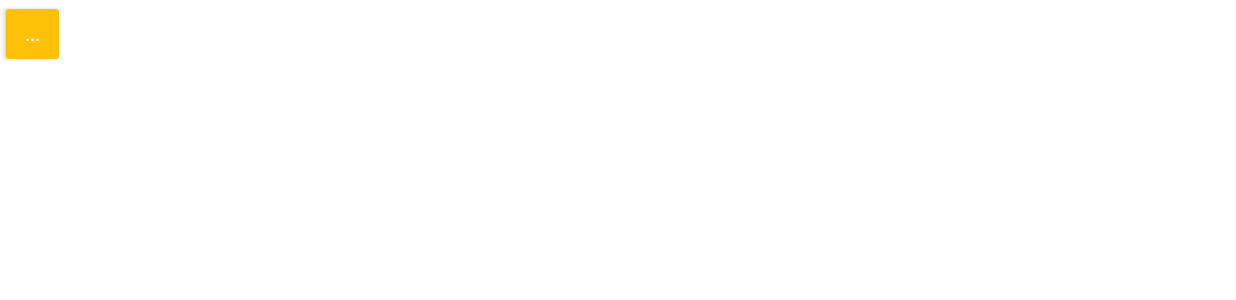
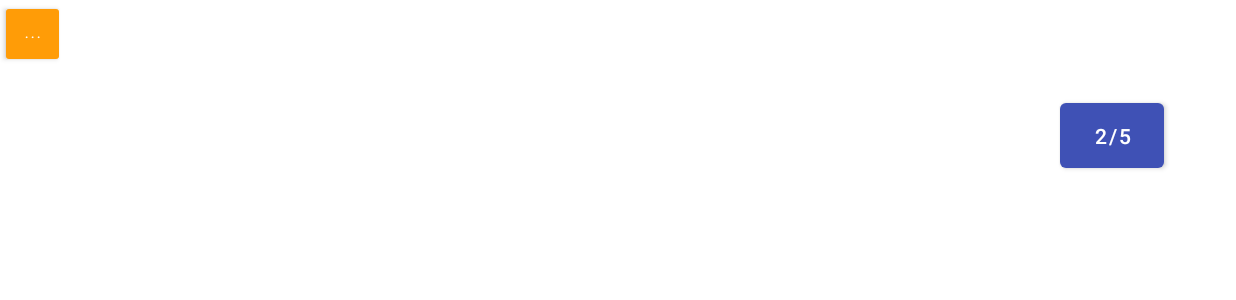
Before and after one commit to RayaLitova/AndroidGame, an Android app: the screen it shows after launch (MainActivity), on a phone screen of 824 x 412 dp (held sideways). Shown: the top 300 px of the screen. Run offline under Robolectric (Android 15) with nearby library versions, the phone set to English and light mode, and no system bars; libraries missing offline, so code that uses them is left out: androidx.constraintlayout.solver.

Commit message:
Pochti gotova kushta i podobreniq

```diff
--- a/app/src/main/res/layout/activity_main.xml
+++ b/app/src/main/res/layout/activity_main.xml
@@ -14,10 +14,10 @@
         style="@style/Widget.AppCompat.Button.Small"
         android:layout_width="43dp"
         android:layout_height="45dp"
-        android:text="..."
-        android:textSize="12sp"
+        android:text=". . ."
+        android:textSize="8sp"
         android:visibility="visible"
-        app:backgroundTint="#FFC107"
+        app:backgroundTint="#FF9C07"
         app:layout_constraintStart_toStartOf="parent"
         app:layout_constraintTop_toTopOf="parent"
         tools:visibility="visible" />
@@ -57,6 +57,7 @@
         android:text="Settings"
         android:textSize="18sp"
         android:visibility="gone"
+        app:backgroundTint="#FFEB3B"
         app:layout_constraintEnd_toEndOf="@+id/menu_wdgt"
         app:layout_constraintStart_toStartOf="parent"
         app:layout_constraintTop_toBottomOf="@+id/store_btn"
@@ -75,4 +76,36 @@
         app:layout_constraintTop_toBottomOf="@+id/settings_btn"
         tools:visibility="visible" />
 
+    <Button
+        android:id="@+id/worker_house"
+        android:layout_width="69dp"
+        android:layout_height="55dp"
+        android:layout_marginEnd="48dp"
+        android:layout_marginRight="48dp"
+        android:text="2/5"
+        android:textSize="14sp"
+        app:backgroundTint="#3F51B5"
+        app:layout_constraintBottom_toBottomOf="parent"
+        app:layout_constraintEnd_toEndOf="parent"
+        app:layout_constraintTop_toTopOf="parent"
+        app:layout_constraintVertical_bias="0.176" />
+
+    <TextView
+        android:id="@+id/house_wdgt"
+        android:layout_width="579dp"
+        android:layout_height="273dp"
+        android:background="#C83F51B5"
+        android:text="Workers"
+        android:textColor="#000000"
+        android:textSize="20sp"
+        android:visibility="gone"
+        app:layout_constraintBottom_toBottomOf="parent"
+        app:layout_constraintEnd_toEndOf="parent"
+        app:layout_constraintHorizontal_bias="0.105"
+        app:layout_constraintStart_toStartOf="parent"
+        app:layout_constraintTop_toTopOf="parent"
+        app:layout_constraintVertical_bias="0.456"
+        tools:visibility="visible" />
+
+
 </androidx.constraintlayout.widget.ConstraintLayout>
```
Also changed, not shown: app/src/main/java/com/example/androidgame/MainActivity.java (+57 -9 lines).
